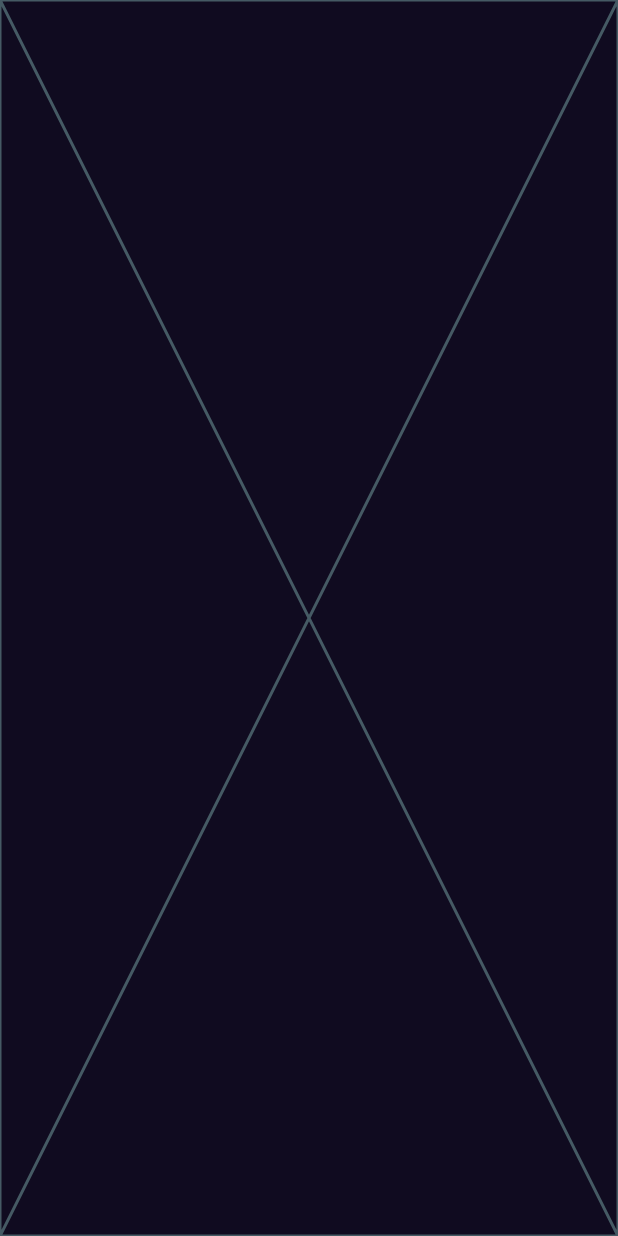
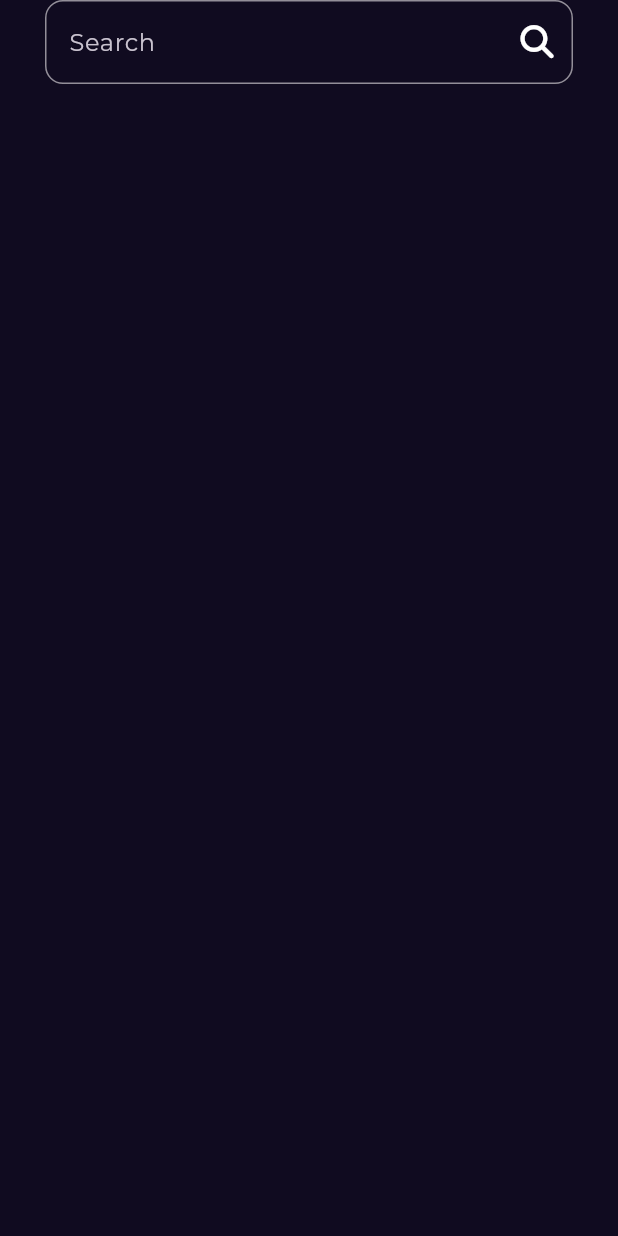
Before and after one commit to kareemtseif/Bookly_app, a Flutter app: the SearchView screen opened by its route, on a phone screen of 412 x 824 dp. Run offline on Flutter 3.47's test engine with Material 3 defaults, Android fonts, the phone set to English and light mode, and no system bars; our stand-ins replace font_awesome_flutter, go_router, google_fonts.

Commit message:
Add search functionality to home app bar and implement custom search text field
Implemented a custom search text field and integrated it into the search view body. Updated the home app bar to navigate to the search view when the search icon is pressed.

```diff
--- a/lib/features/home/presentation/views/widgets/custom_home_app_bar.dart
+++ b/lib/features/home/presentation/views/widgets/custom_home_app_bar.dart
@@ -1,6 +1,8 @@
 import 'package:bookly_app/core/utils/images.dart';
+import 'package:bookly_app/core/utils/router.dart';
 import 'package:flutter/material.dart';
 import 'package:font_awesome_flutter/font_awesome_flutter.dart';
+import 'package:go_router/go_router.dart';
 
 class CustomHomeAppBar extends StatelessWidget {
   const CustomHomeAppBar({super.key});
@@ -17,10 +19,13 @@ class CustomHomeAppBar extends StatelessWidget {
           ),
           const Spacer(),
           IconButton(
-            onPressed: () {},
+            onPressed: () {
+              GoRouter.of(context).push(AppRouter.kSearchView);
+            },
             icon: const Icon(
               FontAwesomeIcons.magnifyingGlass,
               color: Colors.white,
+              size: 22,
             ),
           ),
         ],
--- /dev/null
+++ b/lib/features/search/presentation/views/widgets/custom_search_text_field.dart
@@ -0,0 +1,28 @@
+import 'package:flutter/material.dart';
+import 'package:font_awesome_flutter/font_awesome_flutter.dart';
+
+class CustomSearchTextField extends StatelessWidget {
+  const CustomSearchTextField({super.key});
+
+  @override
+  Widget build(BuildContext context) {
+    return TextField(
+      minLines: 1,
+      maxLines: 2,
+      decoration: InputDecoration(
+        hintText: 'Search',
+        border: OutlineInputBorder(
+          borderRadius: BorderRadius.circular(12),
+        ),
+        suffixIcon: IconButton(
+          onPressed: () {},
+          icon: const Icon(
+            FontAwesomeIcons.magnifyingGlass,
+            color: Colors.white,
+            size: 22,
+          ),
+        ),
+      ),
+    );
+  }
+}
--- a/lib/features/search/presentation/views/widgets/search_view_body.dart
+++ b/lib/features/search/presentation/views/widgets/search_view_body.dart
@@ -1,10 +1,18 @@
 import 'package:flutter/material.dart';
+import 'custom_search_text_field.dart';
 
 class SearchViewBody extends StatelessWidget {
   const SearchViewBody({super.key});
 
   @override
   Widget build(BuildContext context) {
-    return const Placeholder();
+    return const Padding(
+      padding: EdgeInsets.symmetric(horizontal: 30),
+      child: Column(
+        children: [
+          CustomSearchTextField(),
+        ],
+      ),
+    );
   }
 }
```
